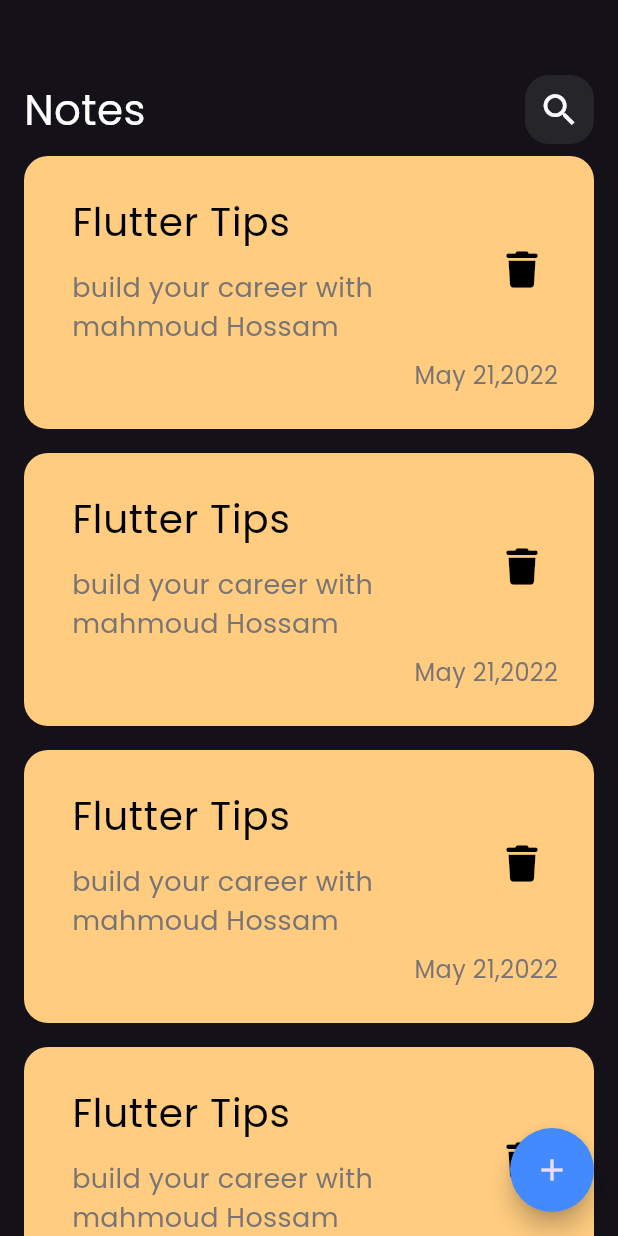
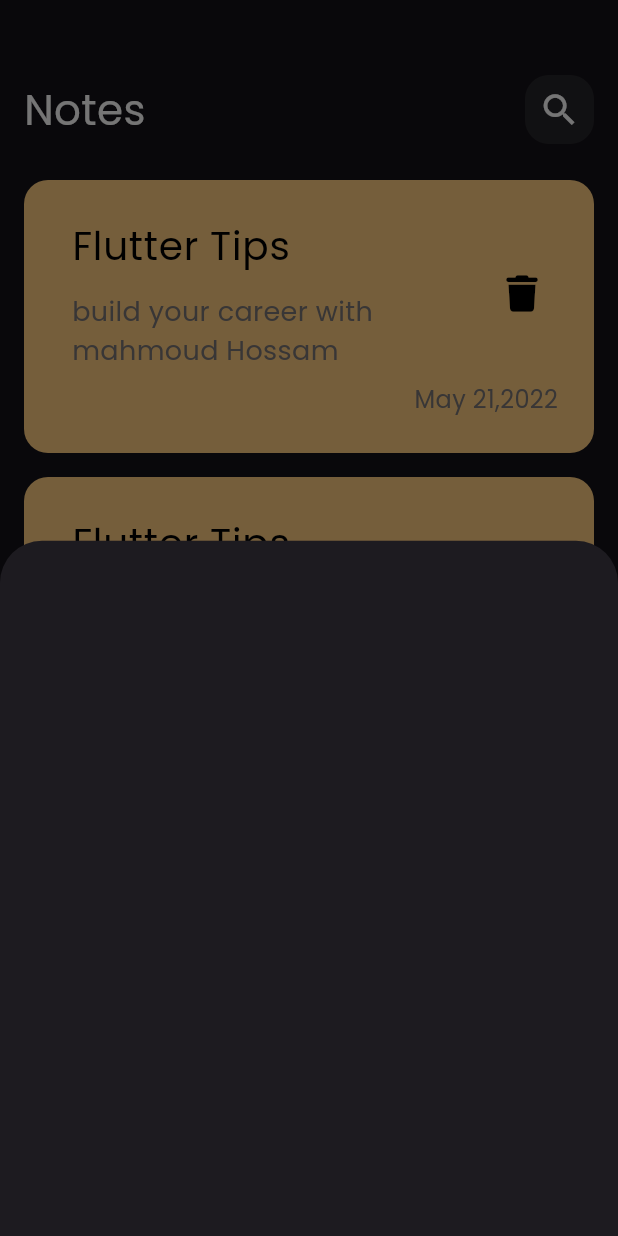
Before and after one commit to MahmoudKatr/notes_app, a Flutter app: the screen it shows after launch, after a tap on the "add" icon, on a phone screen of 412 x 824 dp. Run offline on Flutter 3.47's test engine with Material 3 defaults, Android fonts, the phone set to English and light mode, and no system bars; our stand-ins replace font_awesome_flutter.

Commit message:
Adding Show Model Bottom Sheet && Zero Padding in the List View Builder ✅

```diff
--- a/lib/views/notes_view.dart
+++ b/lib/views/notes_view.dart
@@ -1,4 +1,5 @@
 import 'package:flutter/material.dart';
+import 'package:notes_app/views/widgets/add_note_model_sheet.dart';
 import 'package:notes_app/views/widgets/note_view_body.dart';
 
 class NotesView extends StatelessWidget {
@@ -9,8 +10,14 @@ class NotesView extends StatelessWidget {
   Widget build(BuildContext context) {
     return Scaffold(
       floatingActionButton: FloatingActionButton(
-        backgroundColor: Colors.blueAccent,
-        onPressed: () {},
+        backgroundColor: Colors.lightBlue,
+        onPressed: () {
+          showModalBottomSheet(
+              context: context,
+              builder: (context) {
+                return const AddNoteBottomSheet();
+              });
+        },
         shape: const CircleBorder(), // Enforce circular shape
         child: const Icon(Icons.add),
       ),
--- /dev/null
+++ b/lib/views/widgets/add_note_model_sheet.dart
@@ -0,0 +1,10 @@
+import 'package:flutter/material.dart';
+
+class AddNoteBottomSheet extends StatelessWidget {
+  const AddNoteBottomSheet({super.key});
+
+  @override
+  Widget build(BuildContext context) {
+    return Container();
+  }
+}
--- a/lib/views/widgets/notes_list_view.dart
+++ b/lib/views/widgets/notes_list_view.dart
@@ -6,11 +6,16 @@ class NotesListView extends StatelessWidget {
 
   @override
   Widget build(BuildContext context) {
-    return ListView.builder(itemBuilder: (context, index) {
-      return const Padding(
-        padding: EdgeInsets.symmetric(vertical: 8),
-        child: NoteItem(),
-      );
-    });
+    return Padding(
+      padding: const EdgeInsets.symmetric(vertical: 16.0),
+      child: ListView.builder(
+          padding: EdgeInsets.zero, // Have Padding Default List View
+          itemBuilder: (context, index) {
+            return const Padding(
+              padding: EdgeInsets.symmetric(vertical: 8),
+              child: NoteItem(),
+            );
+          }),
+    );
   }
 }
```
